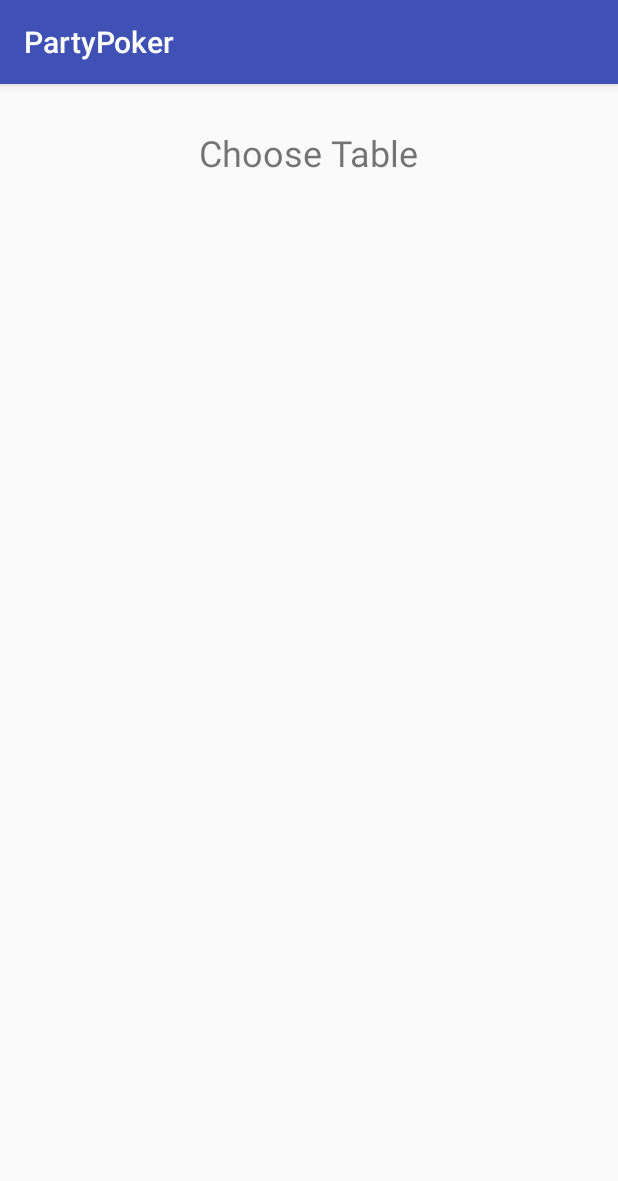
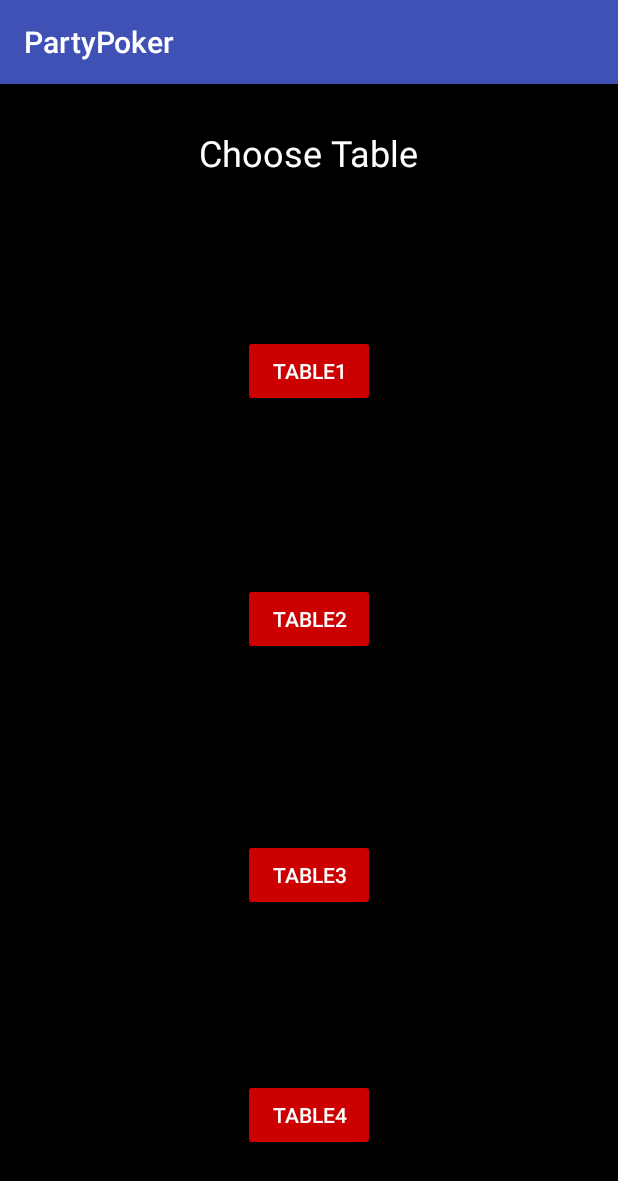
Before and after one commit to mamanigrasso/PartyPoker, an Android app: the TablechoiceActivity screen opened directly, with no data from a screen before it, on a phone screen of 412 x 824 dp. Shown: the top 1181 px of the screen. Run offline under Robolectric (Android 15) with nearby library versions, the phone set to English and light mode, and no system bars.

Commit message:
Tablechoice Buttons designed HostGameAcitivity designed

```diff
--- a/app/src/main/java/at/aau/pokerfox/partypoker/activities/HostGameActivity.java
+++ b/app/src/main/java/at/aau/pokerfox/partypoker/activities/HostGameActivity.java
@@ -1,5 +1,6 @@
 package at.aau.pokerfox.partypoker.activities;
 
+import android.content.Intent;
 import android.support.v7.app.AppCompatActivity;
 import android.os.Bundle;
 import android.text.TextWatcher;
@@ -32,10 +33,14 @@ public class HostGameActivity extends AppCompatActivity {
         btn_create.setOnClickListener(new View.OnClickListener() {
             @Override
             public void onClick(View v) {
+
                 if (isNullOrEmpty(tableName)) {
-                    Toast.makeText(HostGameActivity.this, "Tablename cannot be empty", Toast.LENGTH_SHORT).show();
-                }
+                   Toast.makeText(HostGameActivity.this, "Tablename cannot be empty", Toast.LENGTH_SHORT).show();
+               }
+                Intent intent = new Intent("GameActivity");
+                startActivity(intent);
             }
+
         });
 
 
--- a/app/src/main/res/layout/activity_hostgame.xml
+++ b/app/src/main/res/layout/activity_hostgame.xml
@@ -4,7 +4,8 @@
     xmlns:tools="http://schemas.android.com/tools"
     android:layout_width="match_parent"
     android:layout_height="match_parent"
-    tools:context="at.aau.pokerfox.partypoker.activities.HostGameActivity">
+    tools:context="at.aau.pokerfox.partypoker.activities.HostGameActivity"
+    android:background="@color/black">
 
     <EditText
         android:id="@+id/txt_table"
@@ -22,7 +23,9 @@
         app:layout_constraintHorizontal_bias="0.501"
         app:layout_constraintStart_toStartOf="parent"
         app:layout_constraintTop_toTopOf="parent"
-        app:layout_constraintVertical_bias="0.444" />
+        app:layout_constraintVertical_bias="0.444"
+        android:textColor="@color/white"
+        android:textColorHint="@color/white"/>
 
     <CheckBox
         android:id="@+id/box_cheatOn"
@@ -35,7 +38,10 @@
         app:layout_constraintEnd_toEndOf="parent"
         app:layout_constraintHorizontal_bias="0.501"
         app:layout_constraintStart_toStartOf="parent"
-        app:layout_constraintTop_toTopOf="parent" />
+        app:layout_constraintTop_toTopOf="parent"
+        android:textColor="@color/white"
+        android:textColorHint="@color/white"
+        android:buttonTint="@color/white" />
 
     <EditText
         android:id="@+id/txt_playerpot"
@@ -49,7 +55,9 @@
         android:inputType="number"
         app:layout_constraintBottom_toTopOf="@+id/btn_create"
         app:layout_constraintEnd_toEndOf="parent"
-        app:layout_constraintStart_toStartOf="parent" />
+        app:layout_constraintStart_toStartOf="parent"
+        android:textColor="@color/white"
+        android:textColorHint="@color/white"/>
 
     <Button
         android:id="@+id/btn_create"
@@ -61,7 +69,10 @@
         android:text="Create"
         app:layout_constraintBottom_toBottomOf="parent"
         app:layout_constraintEnd_toEndOf="parent"
-        app:layout_constraintStart_toStartOf="parent" />
+        app:layout_constraintStart_toStartOf="parent"
+        android:background="@color/foxRed"
+        android:textColor="@color/white"
+        android:textColorHint="@color/white"/>
 
     <EditText
         android:id="@+id/txt_bigblind"
@@ -77,6 +88,8 @@
         app:layout_constraintBottom_toTopOf="@+id/txt_playerpot"
         app:layout_constraintEnd_toEndOf="parent"
         app:layout_constraintStart_toStartOf="parent"
-        app:layout_constraintTop_toBottomOf="@+id/box_cheatOn" />
+        app:layout_constraintTop_toBottomOf="@+id/box_cheatOn"
+        android:textColor="@color/white"
+        android:textColorHint="@color/white" />
 
 </android.support.constraint.ConstraintLayout>
--- a/app/src/main/res/layout/activity_main.xml
+++ b/app/src/main/res/layout/activity_main.xml
@@ -53,6 +53,7 @@
         android:hint="Name"
         android:textColor="@color/white"
         android:textColorHint="@color/white"
+
         android:inputType="textPersonName"
         app:layout_constraintBottom_toBottomOf="parent"
         app:layout_constraintEnd_toEndOf="parent"
--- a/app/src/main/res/layout/activity_tablechoice.xml
+++ b/app/src/main/res/layout/activity_tablechoice.xml
@@ -4,7 +4,8 @@
     xmlns:tools="http://schemas.android.com/tools"
     android:layout_width="match_parent"
     android:layout_height="match_parent"
-    tools:context="at.aau.pokerfox.partypoker.activities.TablechoiceActivity">
+    tools:context="at.aau.pokerfox.partypoker.activities.TablechoiceActivity"
+    android:background="@color/black">
 
     <TextView
         android:id="@+id/txt_tablechoose"
@@ -15,10 +16,79 @@
         android:layout_marginStart="8dp"
         android:layout_marginTop="8dp"
         android:text="Choose Table"
+        android:textColor="@color/white"
         android:textSize="24sp"
         app:layout_constraintBottom_toBottomOf="parent"
         app:layout_constraintEnd_toEndOf="parent"
         app:layout_constraintStart_toStartOf="parent"
         app:layout_constraintTop_toTopOf="parent"
         app:layout_constraintVertical_bias="0.03" />
+
+    <Button
+        android:id="@+id/btn_table1"
+        android:layout_width="wrap_content"
+        android:layout_height="wrap_content"
+        android:layout_marginBottom="8dp"
+        android:layout_marginEnd="8dp"
+        android:layout_marginStart="8dp"
+        android:layout_marginTop="8dp"
+        android:backgroundTint="@color/foxRed"
+        android:text="Table1"
+        android:textColor="@color/white"
+        app:layout_constraintBottom_toBottomOf="parent"
+        app:layout_constraintEnd_toEndOf="parent"
+        app:layout_constraintStart_toStartOf="parent"
+        app:layout_constraintTop_toTopOf="parent"
+        app:layout_constraintVertical_bias="0.226" />
+
+    <Button
+        android:id="@+id/btn_table2"
+        android:layout_width="wrap_content"
+        android:layout_height="wrap_content"
+        android:layout_marginBottom="8dp"
+        android:layout_marginEnd="8dp"
+        android:layout_marginStart="8dp"
+        android:layout_marginTop="8dp"
+        android:backgroundTint="@color/foxRed"
+        android:text="Table2"
+        android:textColor="@color/white"
+        app:layout_constraintBottom_toBottomOf="parent"
+        app:layout_constraintEnd_toEndOf="parent"
+        app:layout_constraintStart_toStartOf="parent"
+        app:layout_constraintTop_toTopOf="parent"
+        app:layout_constraintVertical_bias="0.461" />
+
+    <Button
+        android:id="@+id/btn_table3"
+        android:layout_width="wrap_content"
+        android:layout_height="wrap_content"
+        android:layout_marginBottom="8dp"
+        android:layout_marginEnd="8dp"
+        android:layout_marginStart="8dp"
+        android:layout_marginTop="8dp"
+        android:backgroundTint="@color/foxRed"
+        android:text="Table3"
+        android:textColor="@color/white"
+        app:layout_constraintBottom_toBottomOf="parent"
+        app:layout_constraintEnd_toEndOf="parent"
+        app:layout_constraintStart_toStartOf="parent"
+        app:layout_constraintTop_toTopOf="parent"
+        app:layout_constraintVertical_bias="0.704" />
+
+    <Button
+        android:id="@+id/btn_table4"
+        android:layout_width="wrap_content"
+        android:layout_height="wrap_content"
+        android:layout_marginBottom="8dp"
+        android:layout_marginEnd="8dp"
+        android:layout_marginStart="8dp"
+        android:layout_marginTop="8dp"
+        android:backgroundTint="@color/foxRed"
+        android:text="Table4"
+        android:textColor="@color/white"
+        app:layout_constraintBottom_toBottomOf="parent"
+        app:layout_constraintEnd_toEndOf="parent"
+        app:layout_constraintStart_toStartOf="parent"
+        app:layout_constraintTop_toTopOf="parent"
+        app:layout_constraintVertical_bias="0.931" />
 </android.support.constraint.ConstraintLayout>
```
